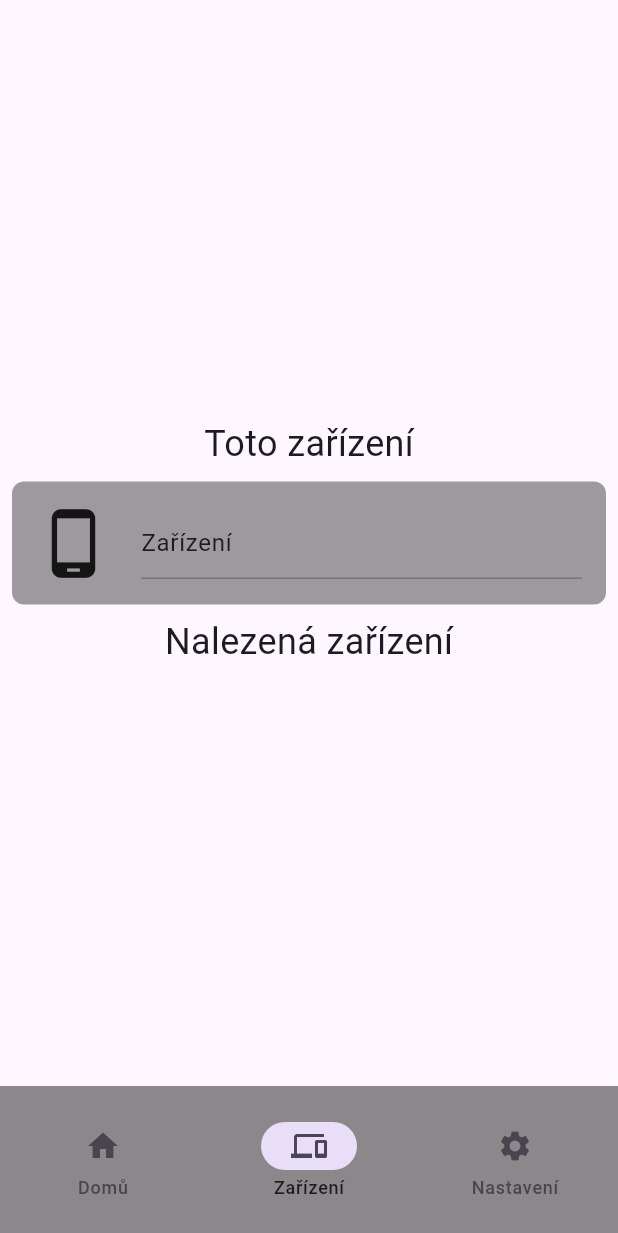
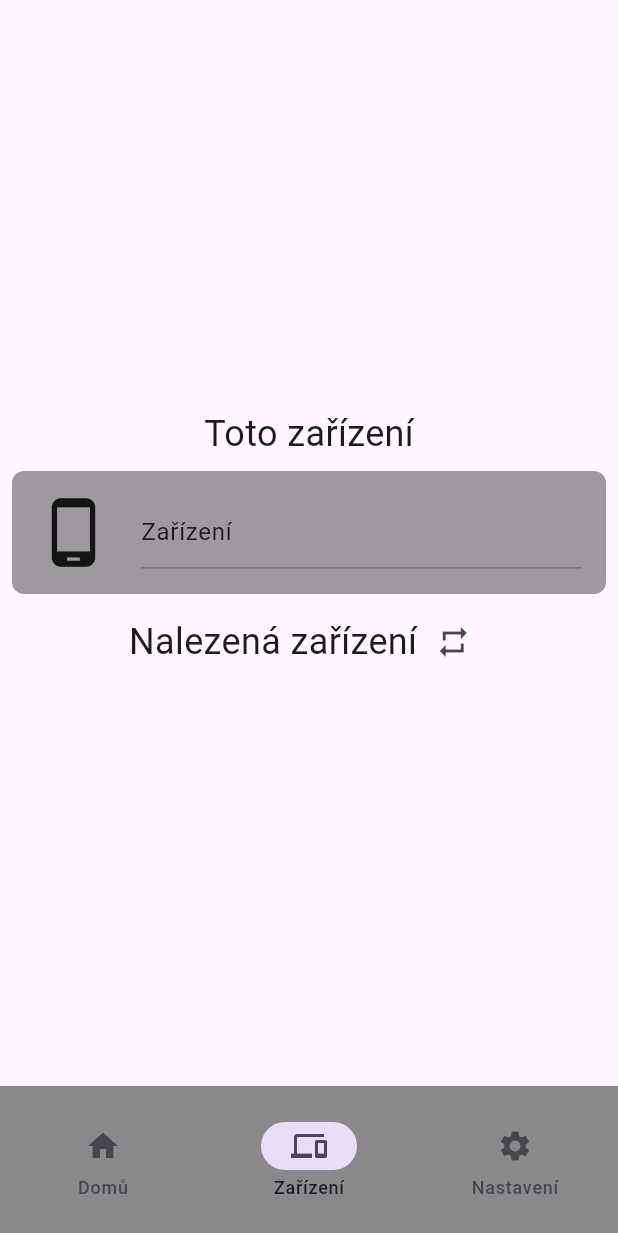
Before and after one commit to Matyas-C/device_link, a Flutter app: the screen it shows after launch, item 2 of the bottom bar chosen, on a phone screen of 412 x 824 dp. Shown: the top 1233 px of the screen. Run offline on Flutter 3.47's test engine with Material 3 defaults, Android fonts, the phone set to English and light mode, and no system bars; our stand-ins replace file_picker, hive_ce, hive_ce_flutter; missing offline and left inert: flutter_webrtc, network_info_plus, window_manager; accounts and stored records are empty; statements that could not run were skipped.

Commit message:
added refresh button on devices page

```diff
--- a/lib/udp_discovery.dart
+++ b/lib/udp_discovery.dart
@@ -110,8 +110,7 @@ class UdpDiscovery {
                 name: decodedMessage['name'],
                 ip: decodedMessage['ip'],
               );
-              if (DiscoveredDevices.list.any((d) => d.uuid == device.uuid))
-                return;
+              if (DiscoveredDevices.list.any((d) => d.uuid == device.uuid)) return;
               onDeviceDiscovered(device);
               break;
 
--- a/lib/ui/pages/devices_page.dart
+++ b/lib/ui/pages/devices_page.dart
@@ -65,9 +65,22 @@ class _DevicesPageState extends State<DevicesPage> {
                 ],
               ),
             ),
-            const Text(
-              "Nalezená zařízení",
-              style: TextStyle(fontSize: 24),
+            Row(
+              mainAxisAlignment: MainAxisAlignment.center,
+              children: [
+                const Text(
+                  "Nalezená zařízení",
+                  style: TextStyle(fontSize: 24),
+                ),
+                IconButton(
+                  onPressed: () {
+                    setState(() {
+                      DiscoveredDevices.clearDevices();
+                    });
+                  },
+                  icon: const Icon(Icons.repeat),
+                )
+              ],
             ),
             ConstrainedBox(
               constraints: const BoxConstraints(maxWidth: 600),
--- a/lib/webrtc_connection.dart
+++ b/lib/webrtc_connection.dart
@@ -315,7 +315,7 @@ class WebRtcConnection {
         _canSendChunk = Completer<void>();
 
         totalBytesSent += dataToSend.length;
-        print("Sent $totalBytesSent bytes");
+        //print("Sent $totalBytesSent bytes");
         buffer = buffer.sublist(targetChunkSize);
       }
     }
```
